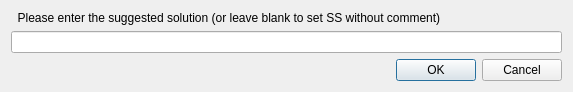
Old version of the form ui/ssdialog.ui in the repository bochi/kueue.
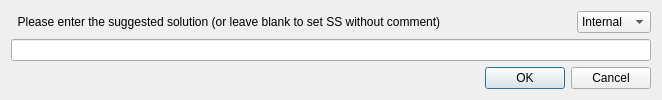
New version of the form. Icons and pictures are not drawn.

```diff
--- a/ui/ssdialog.ui
+++ b/ui/ssdialog.ui
@@ -6,8 +6,8 @@
    <rect>
     <x>0</x>
     <y>0</y>
-    <width>573</width>
-    <height>84</height>
+    <width>662</width>
+    <height>93</height>
    </rect>
   </property>
   <property name="windowTitle">
@@ -18,17 +18,34 @@
     <normaloff>:/icons/app/kueue32.png</normaloff>:/icons/app/kueue32.png</iconset>
   </property>
   <layout class="QGridLayout" name="gridLayout_2">
-   <item row="0" column="0">
+   <item row="3" column="0" colspan="3">
+    <widget class="QLineEdit" name="reasonLineEdit"/>
+   </item>
+   <item row="1" column="0">
     <widget class="QLabel" name="label">
      <property name="text">
       <string>  Please enter the suggested solution (or leave blank to set SS without comment)</string>
      </property>
     </widget>
    </item>
-   <item row="1" column="0">
-    <widget class="QLineEdit" name="reasonLineEdit"/>
+   <item row="1" column="2">
+    <widget class="QComboBox" name="visibilityCombo">
+     <property name="currentIndex">
+      <number>0</number>
+     </property>
+     <item>
+      <property name="text">
+       <string>Internal</string>
+      </property>
+     </item>
+     <item>
+      <property name="text">
+       <string>External</string>
+      </property>
+     </item>
+    </widget>
    </item>
-   <item row="2" column="0">
+   <item row="4" column="0" colspan="3">
     <widget class="QDialogButtonBox" name="buttonBox">
      <property name="orientation">
       <enum>Qt::Horizontal</enum>
@@ -38,6 +55,19 @@
      </property>
     </widget>
    </item>
+   <item row="1" column="1">
+    <spacer name="horizontalSpacer">
+     <property name="orientation">
+      <enum>Qt::Horizontal</enum>
+     </property>
+     <property name="sizeHint" stdset="0">
+      <size>
+       <width>40</width>
+       <height>20</height>
+      </size>
+     </property>
+    </spacer>
+   </item>
   </layout>
  </widget>
  <resources>
```
